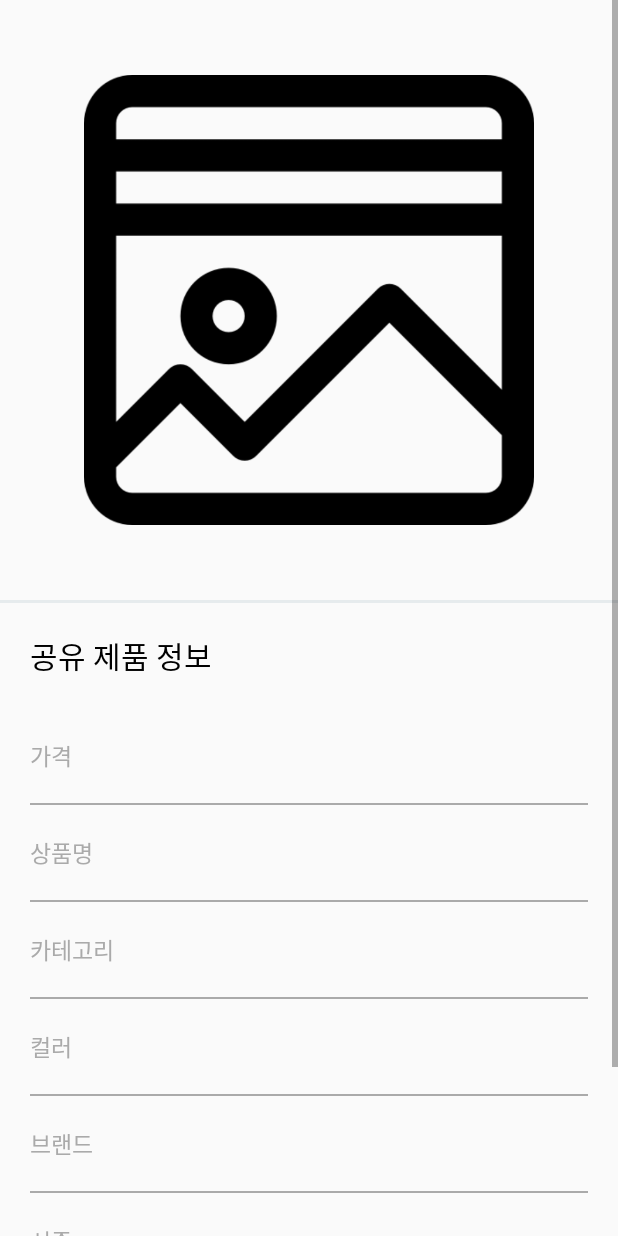
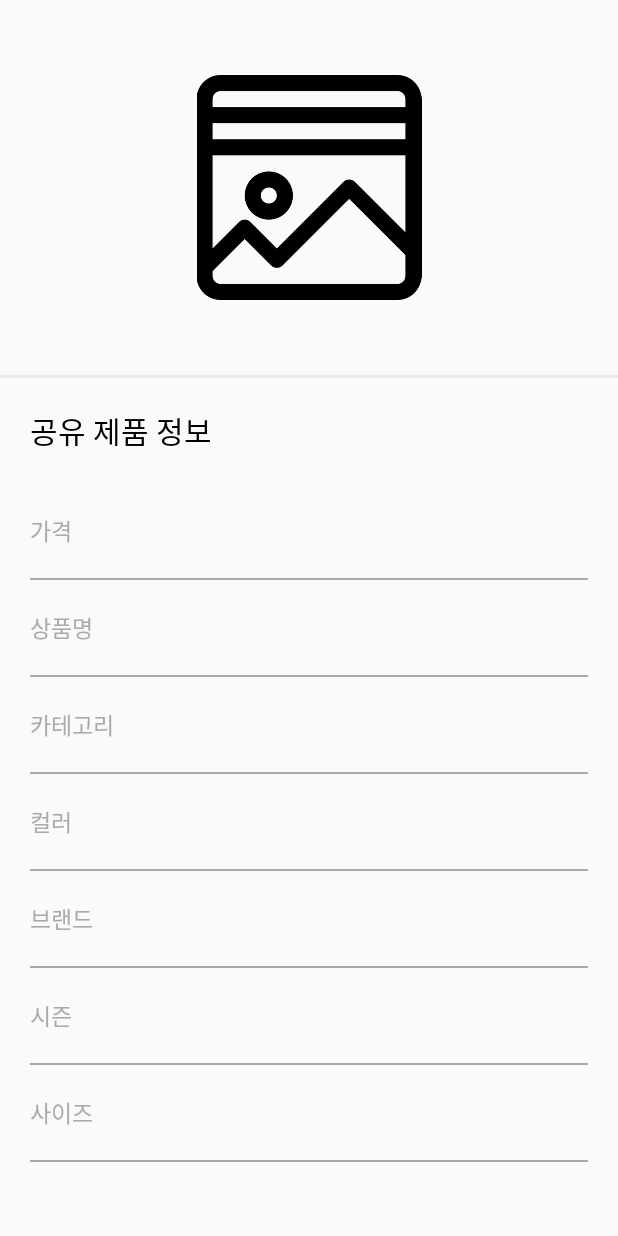
Before and after one commit to JunHeon-Ch/MobileProgrammingProject, an Android app: the layout activity_view_closet_info.xml on its own in the app's theme, with its tools: preview values and no code run, on a phone screen of 412 x 824 dp. Run offline under Robolectric (Android 15) with nearby library versions, the phone set to English and light mode, and no system bars.

```diff
--- a/MP_termProject/app/src/main/res/layout/activity_view_closet_info.xml
+++ b/MP_termProject/app/src/main/res/layout/activity_view_closet_info.xml
@@ -20,7 +20,7 @@
             <ImageView
                 android:id="@+id/my_closet_add_image"
                 android:layout_width="match_parent"
-                android:layout_height="300dp"
+                android:layout_height="150dp"
                 android:layout_marginTop="50dp"
                 android:layout_marginBottom="50dp"
                 app:srcCompat="@drawable/closesample" />
```
